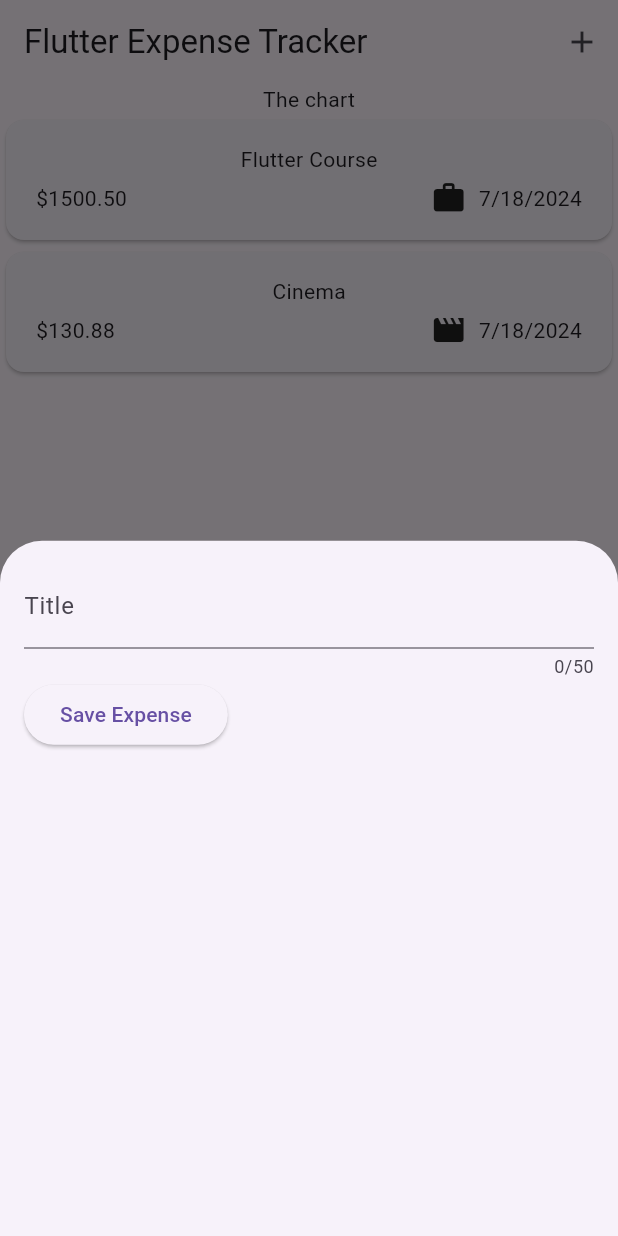
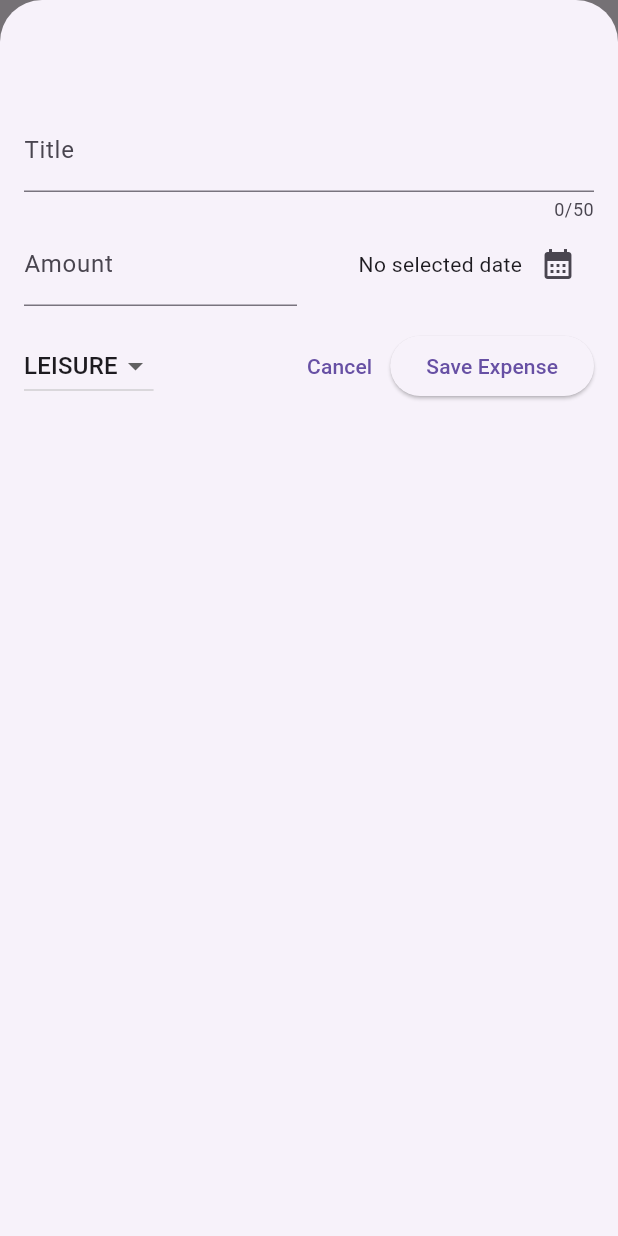
Before and after one commit to nanoosushi/expense-tracker-app, a Flutter app: the screen it shows after launch, after a tap on the "add" icon, on a phone screen of 412 x 824 dp. Run offline on Flutter 3.47's test engine with Material 3 defaults, Android fonts, the phone set to English and light mode, and no system bars.

Commit message:
updating add new expense overlay

```diff
--- a/lib/widgets/expenses.dart
+++ b/lib/widgets/expenses.dart
@@ -27,10 +27,25 @@ class _ExpensesState extends State<Expenses> {
     )
   ];
 
+  void _addNewExpense(Expense newExpense) {
+    setState(() {
+      _registeredExpenses.add(newExpense);
+    });
+  }
+
+  void _removeExpense(Expense expense) {
+    setState(() {
+      _registeredExpenses.remove(expense);
+    });
+  }
+
   void _openExpenseOverlay() {
     showModalBottomSheet(
+      isScrollControlled: true,
       context: context,
-      builder: (ctx) => const NewExpense(),
+      builder: (ctx) => NewExpense(
+        onAddNewExpense: _addNewExpense,
+      ),
     );
   }
 
@@ -49,7 +64,12 @@ class _ExpensesState extends State<Expenses> {
       body: Column(
         children: [
           const Text('The chart'),
-          Expanded(child: ExpensesList(expenses: _registeredExpenses)),
+          Expanded(
+            child: ExpensesList(
+              expenses: _registeredExpenses,
+              onRemoveExpense: _removeExpense,
+            ),
+          ),
         ],
       ),
     );
--- a/lib/widgets/expenses_list/expenses_list.dart
+++ b/lib/widgets/expenses_list/expenses_list.dart
@@ -3,14 +3,21 @@ import 'package:expense_tracker_app/widgets/expenses_list/expense_item.dart';
 import 'package:flutter/material.dart';
 
 class ExpensesList extends StatelessWidget {
-  const ExpensesList({super.key, required this.expenses});
+  const ExpensesList(
+      {super.key, required this.expenses, required this.onRemoveExpense});
   final List<Expense> expenses;
+  final void Function(Expense expense) onRemoveExpense;
 
   @override
   Widget build(context) {
     return ListView.builder(
       itemCount: expenses.length,
-      itemBuilder: (context, index) => ExpenseItem(expense: expenses[index]),
+      itemBuilder: (context, index) => Dismissible(
+          key: ValueKey(expenses[index]),
+          onDismissed: (direction) {
+            onRemoveExpense(expenses[index]);
+          },
+          child: ExpenseItem(expense: expenses[index])),
     );
   }
 }
--- a/lib/widgets/new_expense.dart
+++ b/lib/widgets/new_expense.dart
@@ -1,7 +1,12 @@
+import 'package:expense_tracker_app/models/expense.dart';
 import 'package:flutter/material.dart';
+import 'package:intl/intl.dart';
+
+final formatter = DateFormat.yMd();
 
 class NewExpense extends StatefulWidget {
-  const NewExpense({super.key});
+  const NewExpense({super.key, required this.onAddNewExpense});
+  final void Function(Expense expense) onAddNewExpense;
   @override
   State<NewExpense> createState() {
     return _NewExpenseState();
@@ -10,19 +15,72 @@ class NewExpense extends StatefulWidget {
 
 class _NewExpenseState extends State<NewExpense> {
   final _titleController = TextEditingController();
+  final _amountController = TextEditingController();
+  DateTime? _selectedDate;
+  Category _selectedCategoty = Category.leisure;
+
+  void _presentDatePicker() async {
+    final now = DateTime.now();
+    final firstDate = DateTime(now.year - 1, now.month, now.day);
+    final pickedDate = await showDatePicker(
+      context: context,
+      initialDate: now,
+      firstDate: firstDate,
+      lastDate: now,
+    );
+    setState(() {
+      _selectedDate = pickedDate;
+    });
+  }
+
+  void _submitExpenseData() {
+    final enteredAmount = double.tryParse(_amountController
+        .text); // tryParse('hello') -> null, tryParse(1.12) -> 1.12
+    final amountIsValid = enteredAmount == null || enteredAmount <= 0;
+    if (_titleController.text.trim().isEmpty ||
+        amountIsValid ||
+        _selectedDate == null) {
+      showDialog(
+        context: context,
+        builder: (ctx) => AlertDialog(
+          title: const Text('Invalid input'),
+          content: const Text(
+              'Please make sure a valid title, amount, date and category was entered.'),
+          actions: [
+            TextButton(
+              onPressed: () {
+                Navigator.pop(ctx);
+              },
+              child: const Text('Okay'),
+            ),
+          ],
+        ),
+      );
+      return;
+    }
+    widget.onAddNewExpense(
+      Expense(
+          title: _titleController.text,
+          amount: enteredAmount,
+          date: _selectedDate!,
+          category: _selectedCategoty),
+    );
+    Navigator.pop(context);
+  }
 
   @override
   void dispose() {
     // dispose the controller otherwise it will take much device's memory
     _titleController
         .dispose(); // much reach out to controller before call super
+    _amountController.dispose();
     super.dispose();
   }
 
   @override
   Widget build(context) {
     return Padding(
-      padding: const EdgeInsets.all(16),
+      padding: const EdgeInsets.fromLTRB(16, 72, 16, 16),
       child: Column(
         children: [
           TextField(
@@ -34,12 +92,73 @@ class _NewExpenseState extends State<NewExpense> {
           ),
           Row(
             children: [
+              Expanded(
+                child: TextField(
+                  controller: _amountController,
+                  keyboardType: TextInputType.number,
+                  decoration: const InputDecoration(
+                    label: Text('Amount'),
+                    prefixText: '\$ ',
+                  ),
+                ),
+              ),
+              const SizedBox(
+                width: 16,
+              ),
+              Expanded(
+                child: Row(
+                  mainAxisAlignment: MainAxisAlignment.end,
+                  crossAxisAlignment: CrossAxisAlignment.center,
+                  children: [
+                    Text(
+                      _selectedDate == null
+                          ? 'No selected date'
+                          : formatter.format(_selectedDate!),
+                    ),
+                    IconButton(
+                      onPressed: _presentDatePicker,
+                      icon: const Icon(Icons.calendar_month),
+                    ),
+                  ],
+                ),
+              ),
+            ],
+          ),
+          const SizedBox(height: 16),
+          Row(
+            children: [
+              DropdownButton(
+                value: _selectedCategoty,
+                items: Category.values
+                    .map(
+                      (category) => DropdownMenuItem(
+                        value: category,
+                        child: Text(
+                          category.name.toUpperCase(),
+                        ),
+                      ),
+                    )
+                    .toList(),
+                onChanged: (value) {
+                  if (value == null) {
+                    return;
+                  }
+                  setState(() {
+                    _selectedCategoty = value;
+                  });
+                },
+              ),
+              const Spacer(),
+              TextButton(
+                onPressed: () {
+                  Navigator.pop(context);
+                },
+                child: const Text('Cancel'),
+              ),
               ElevatedButton(
-                onPressed: () {
-                  print(_titleController.text);
-                },
+                onPressed: _submitExpenseData,
                 child: const Text('Save Expense'),
-              )
+              ),
             ],
           ),
         ],
```
